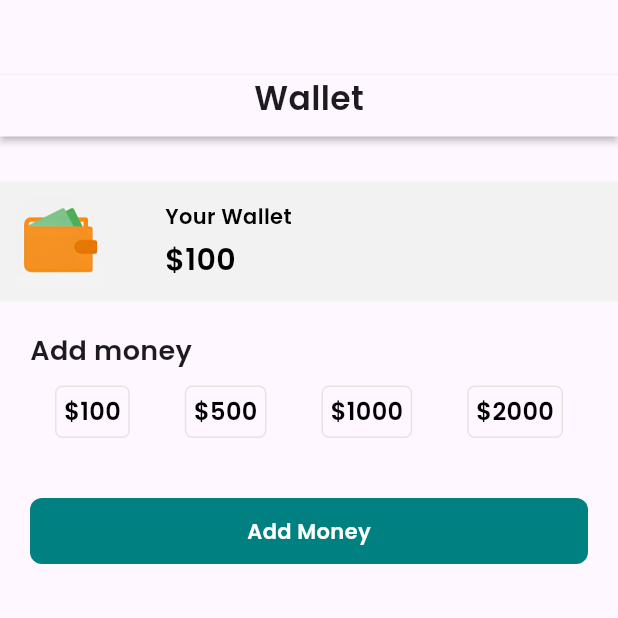
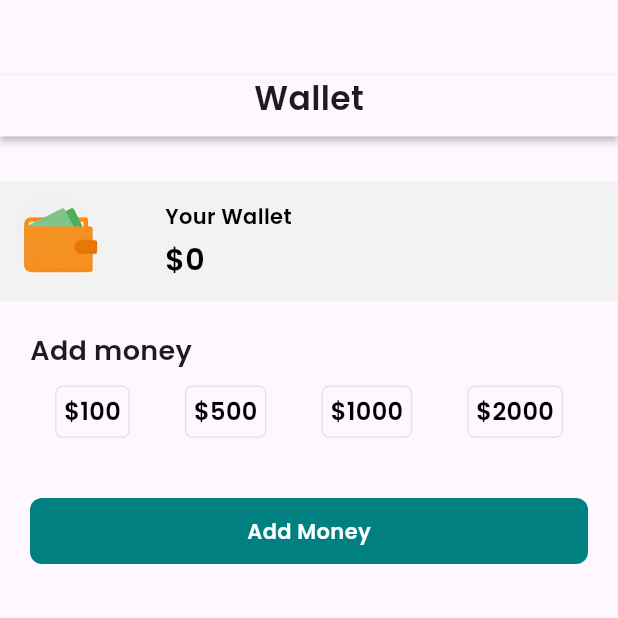
Before and after one commit to kanhaiya3152/QuickFoodie, a Flutter app: the Wallet screen opened directly, on a phone screen of 412 x 824 dp, the top half of it. Run offline on Flutter 3.47's test engine with Material 3 defaults, Android fonts, the phone set to English and light mode, and no system bars; our stand-ins replace cloud_firestore, curved_navigation_bar, firebase_auth, firebase_core, fluttertoast; missing offline and left inert: razorpay_flutter; accounts and stored records are empty.

```diff
--- a/lib/screen/wallet.dart
+++ b/lib/screen/wallet.dart
@@ -1,14 +1,40 @@
+import 'package:cloud_firestore/cloud_firestore.dart';
+import 'package:firebase_auth/firebase_auth.dart';
 import 'package:flutter/material.dart';
 import 'package:food_delivery_app/screen/payment_screen.dart';
 
 class Wallet extends StatefulWidget {
-  const Wallet({super.key});
+
+
+  const Wallet({super.key,});
 
   @override
   State<Wallet> createState() => _WalletState();
 }
 
 class _WalletState extends State<Wallet> {
+  int walletBalance = 0;
+  final String userId = FirebaseAuth.instance.currentUser!.uid;
+
+  @override
+  void initState() {
+    super.initState();
+    fetchWalletBalance();
+  }
+
+  Future<void> fetchWalletBalance() async {
+    final userDoc = FirebaseFirestore.instance.collection('users').doc(userId);
+    final snapshot = await userDoc.get();
+
+    if (snapshot.exists) {
+      setState(() {
+        walletBalance = snapshot.data()!['walletBalance'];
+      });
+    } else {
+      debugPrint("User document does not exist!");
+    }
+  }
+
   @override
   Widget build(BuildContext context) {
     return Scaffold(
@@ -50,22 +76,22 @@ class _WalletState extends State<Wallet> {
                   const SizedBox(
                     width: 40,
                   ),
-                  const Column(
+                  Column(
                     crossAxisAlignment: CrossAxisAlignment.start,
                     children: [
-                      Text(
+                      const Text(
                         "Your Wallet",
                         style: TextStyle(
                             color: Colors.black,
                             fontFamily: "Poppins",
                             fontWeight: FontWeight.w500),
                       ),
-                      SizedBox(
+                      const SizedBox(
                         height: 5,
                       ),
                       Text(
-                        "\$" + "100",
-                        style: TextStyle(
+                        "\$" + walletBalance.toString(),
+                        style: const TextStyle(
                             color: Colors.black,
                             fontFamily: "Poppins",
                             fontWeight: FontWeight.bold,
@@ -95,14 +121,38 @@ class _WalletState extends State<Wallet> {
             Row(
               mainAxisAlignment: MainAxisAlignment.spaceEvenly,
               children: [
+                GestureDetector(
+                  onTap: () {
+                    Navigator.of(context).push(
+                      MaterialPageRoute(
+                        builder: (ctx) => PaymentScreen(),
+                      ),
+                    ).then((_) => fetchWalletBalance()); // Refresh balance after returning
+                  },
+                  child: Container(
+                    padding: const EdgeInsets.all(5),
+                    decoration: BoxDecoration(
+                      border: Border.all(color: const Color(0xFFE9E2E2)),
+                      borderRadius: BorderRadius.circular(5),
+                    ),
+                    child: const Text(
+                      "\$100",
+                      style: TextStyle(
+                          color: Colors.black,
+                          fontFamily: "Poppins",
+                          fontWeight: FontWeight.w500,
+                          fontSize: 16),
+                    ),
+                  ),
+                ),
                 Container(
                   padding: const EdgeInsets.all(5),
                   decoration: BoxDecoration(
                     border: Border.all(color: const Color(0xFFE9E2E2)),
                     borderRadius: BorderRadius.circular(5),
                   ),
-                  child: Text(
-                    "\$" + "100",
+                  child: const Text(
+                    "\$500",
                     style: TextStyle(
                         color: Colors.black,
                         fontFamily: "Poppins",
@@ -116,8 +166,8 @@ class _WalletState extends State<Wallet> {
                     border: Border.all(color: const Color(0xFFE9E2E2)),
                     borderRadius: BorderRadius.circular(5),
                   ),
-                  child: Text(
-                    "\$" + "500",
+                  child: const Text(
+                    "\$1000",
                     style: TextStyle(
                         color: Colors.black,
                         fontFamily: "Poppins",
@@ -131,23 +181,8 @@ class _WalletState extends State<Wallet> {
                     border: Border.all(color: const Color(0xFFE9E2E2)),
                     borderRadius: BorderRadius.circular(5),
                   ),
-                  child: Text(
-                    "\$" + "1000",
-                    style: TextStyle(
-                        color: Colors.black,
-                        fontFamily: "Poppins",
-                        fontWeight: FontWeight.w500,
-                        fontSize: 16),
-                  ),
-                ),
-                Container(
-                  padding: const EdgeInsets.all(5),
-                  decoration: BoxDecoration(
-                    border: Border.all(color: const Color(0xFFE9E2E2)),
-                    borderRadius: BorderRadius.circular(5),
-                  ),
-                  child: Text(
-                    "\$" + "2000",
+                  child: const Text(
+                    "\$2000",
                     style: TextStyle(
                         color: Colors.black,
                         fontFamily: "Poppins",
@@ -166,7 +201,7 @@ class _WalletState extends State<Wallet> {
                   MaterialPageRoute(
                     builder: (ctx) => PaymentScreen(),
                   ),
-                );
+                ).then((_) => fetchWalletBalance()); // Refresh balance after returning
               },
               child: Container(
                 margin: const EdgeInsets.symmetric(horizontal: 20),
@@ -176,7 +211,7 @@ class _WalletState extends State<Wallet> {
                   color: const Color(0xFF008080),
                   borderRadius: BorderRadius.circular(8),
                 ),
-                child: Center(
+                child: const Center(
                   child: Text(
                     'Add Money',
                     style: TextStyle(
```
